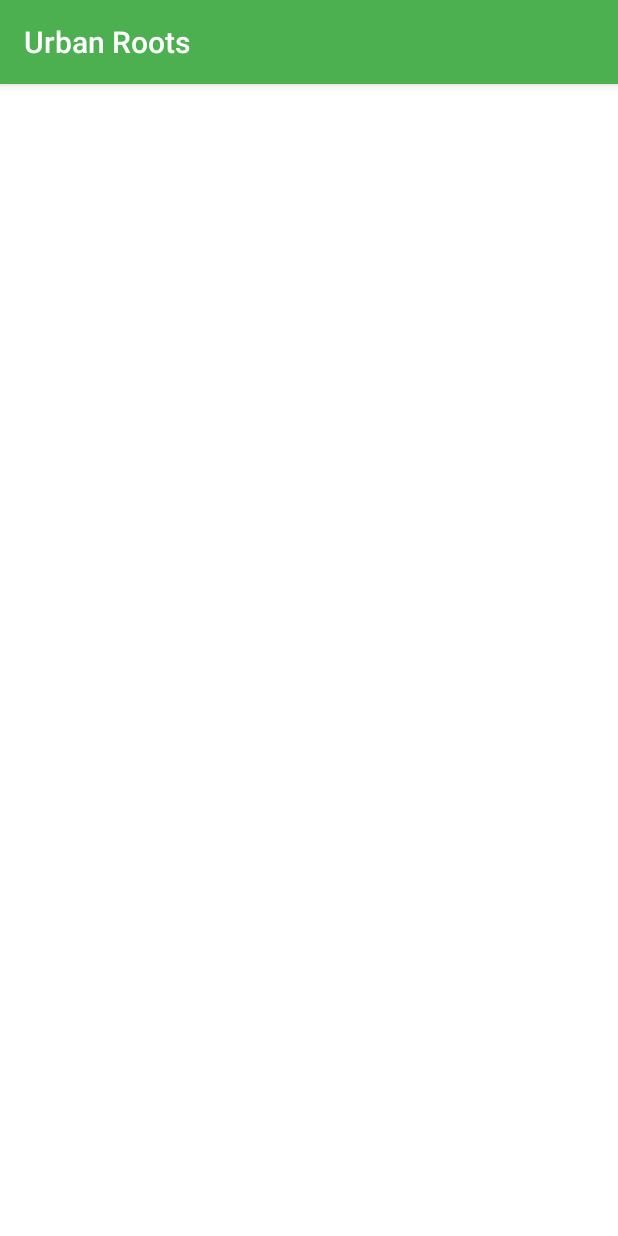
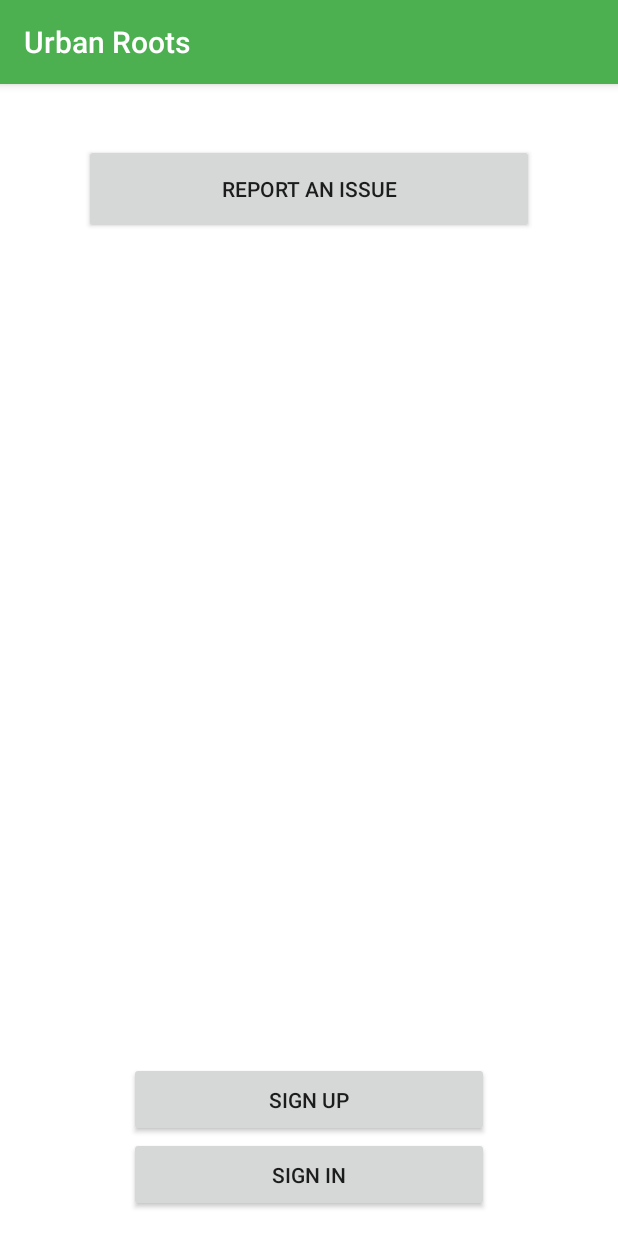
Before and after one commit to Glasgow2015/team-2, an Android app: the screen it shows after launch (LoginScreen), on a phone screen of 412 x 824 dp. Run offline under Robolectric (Android 15) with nearby library versions, the phone set to English and light mode, and no system bars.

Commit message:
New issue report

```diff
--- a/mobileapp/app/build.gradle
+++ b/mobileapp/app/build.gradle
@@ -24,4 +24,5 @@ dependencies {
     testCompile 'junit:junit:4.12'
     compile 'com.android.support:appcompat-v7:23.0.1'
     compile 'com.android.support:design:23.0.1'
+    compile 'com.mcxiaoke.volley:library:1.0.19'
 }
--- a/mobileapp/app/src/main/AndroidManifest.xml
+++ b/mobileapp/app/src/main/AndroidManifest.xml
@@ -1,6 +1,8 @@
 <?xml version="1.0" encoding="utf-8"?>
 <manifest xmlns:android="http://schemas.android.com/apk/res/android"
     package="uk.org.urbanroots.urbanroots" >
+
+    <uses-permission android:name="android.permission.INTERNET" />
 
     <application
         android:allowBackup="true"
@@ -8,13 +10,15 @@
         android:label="@string/app_name"
         android:supportsRtl="true"
         android:theme="@style/AppTheme" >
-        <activity android:name=".LoginScreen" >
+        <activity android:name="uk.org.urbanroots.activities.LoginScreen" >
             <intent-filter>
                 <action android:name="android.intent.action.MAIN" />
 
                 <category android:name="android.intent.category.LAUNCHER" />
             </intent-filter>
         </activity>
+        <activity android:name="uk.org.urbanroots.activities.ReportIssueActivity" >
+        </activity>
     </application>
 
 </manifest>
--- a/mobileapp/app/src/main/java/uk/org/urbanroots/urbanroots/LoginScreen.java
+++ b/mobileapp/app/src/main/java/uk/org/urbanroots/activities/LoginScreen.java
@@ -1,13 +1,17 @@
-package uk.org.urbanroots.urbanroots;
+package uk.org.urbanroots.activities;
 
+import android.content.Intent;
 import android.os.Bundle;
 import android.support.v7.app.AppCompatActivity;
+import android.util.Log;
 import android.view.Menu;
+import android.view.View;
 
+import uk.org.urbanroots.urbanroots.R;
 import uk.org.urbanroots.util.ToolbarVisualiser;
 
 public class LoginScreen extends AppCompatActivity {
-
+    public static final String LOG_TAG = "jpmorganchase";
     @Override
     protected void onCreate(Bundle savedInstanceState) {
         super.onCreate(savedInstanceState);
@@ -15,4 +19,9 @@ public class LoginScreen extends AppCompatActivity {
 
         ToolbarVisualiser.visualiseToolbar(this, "Urban Roots", false);
     }
+
+    public void reportProblem(View view) {
+        Intent intent = new Intent(this, ReportIssueActivity.class);
+        startActivity(intent);
+    }
 }
--- a/mobileapp/app/src/main/res/layout/activity_login_screen.xml
+++ b/mobileapp/app/src/main/res/layout/activity_login_screen.xml
@@ -1,11 +1,42 @@
 <?xml version="1.0" encoding="utf-8"?>
 <RelativeLayout xmlns:android="http://schemas.android.com/apk/res/android"
-    xmlns:tools="http://schemas.android.com/tools" android:layout_width="match_parent"
+    xmlns:tools="http://schemas.android.com/tools"
+    android:layout_width="match_parent"
     android:layout_height="match_parent"
-    tools:context="uk.org.urbanroots.urbanroots.LoginScreen">
+    tools:context="uk.org.urbanroots.activities.LoginScreen">
 
     <include
         android:id="@+id/app_bar"
         layout="@layout/app_bar" />
 
+    <Button
+        android:layout_gravity="center_horizontal"
+        android:layout_width="300dp"
+        android:layout_height="60dp"
+        android:text="@string/report_problem"
+        android:layout_marginTop="40dp"
+        android:id="@+id/b_report_issue"
+        android:layout_below="@+id/app_bar"
+        android:layout_centerHorizontal="true"
+        android:onClick="reportProblem"
+        />
+
+    <Button
+        android:layout_width="240dp"
+        android:layout_height="50dp"
+        android:text="@string/sign_up_text"
+        android:id="@+id/b_sign_up"
+        android:layout_above="@+id/b_sign_in"
+        android:layout_centerHorizontal="true" />
+
+    <Button
+        android:layout_width="240dp"
+        android:layout_height="50dp"
+        android:text="@string/sign_in_text"
+        android:id="@+id/b_sign_in"
+        android:layout_alignParentBottom="true"
+        android:layout_centerHorizontal="true"
+        android:layout_marginBottom="16dp"/>
+
+
 </RelativeLayout>
--- a/mobileapp/app/src/main/res/values-v21/styles.xml
+++ b/mobileapp/app/src/main/res/values-v21/styles.xml
@@ -3,4 +3,5 @@
     <style name="AppTheme" parent="AppTheme.Base">
         <item name="android:windowContentTransitions">true</item>
     </style>
+
 </resources>
--- a/mobileapp/app/src/main/res/values/colors.xml
+++ b/mobileapp/app/src/main/res/values/colors.xml
@@ -2,7 +2,7 @@
 <resources>
     <color name="colorPrimary">#4CAF50</color>
     <color name="colorPrimaryDark">#388E3C</color>
-    <color name="colorAccent">#CDDC39</color>
+    <color name="colorAccent">#795548</color>
     <color name="primaryText">#212121</color>
     <color name="secondaryText">#727272</color>
     <color name="divider">#B6B6B6</color>
--- a/mobileapp/app/src/main/res/values/strings.xml
+++ b/mobileapp/app/src/main/res/values/strings.xml
@@ -1,4 +1,12 @@
 <resources>
     <string name="app_name">Urban Roots</string>
     <string name="title_activity_login_screen">LoginScreen</string>
+    <string name="report_problem">Report an issue</string>
+    <string name="sign_up_text">Sign Up</string>
+    <string name="sign_in_text">Sign In</string>
+    <string name="problem_title">Title</string>
+    <string name="issue_description">Issue Description</string>
+    <string name="pick_location">Pick Location</string>
+    <string name="default_location_text">Torgglen</string>
+    <string name="send_report">Send Report</string>
 </resources>
--- a/mobileapp/app/src/main/res/values/styles.xml
+++ b/mobileapp/app/src/main/res/values/styles.xml
@@ -18,4 +18,7 @@
     <style name="AppTheme.AppBarOverlay" parent="ThemeOverlay.AppCompat.Dark.ActionBar" />
     <style name="AppTheme.PopupOverlay" parent="ThemeOverlay.AppCompat.Light" />
 
+    <style name="AppTheme.AccentButton" parent="Base.Widget.AppCompat.Button">
+        <item name="android:background">@color/colorAccent</item>
+    </style>
 </resources>
```
Also changed, not shown: mobileapp/app/src/main/java/uk/org/urbanroots/activities/ReportIssueActivity.java (added, +79 -0 lines), mobileapp/app/src/main/java/uk/org/urbanroots/models/IssueModel.java (added, +39 -0 lines), mobileapp/app/src/main/java/uk/org/urbanroots/network/Requests.java (added, +16 -0 lines), mobileapp/app/src/main/java/uk/org/urbanroots/network/SendDescriptionTask.java (added, +27 -0 lines), mobileapp/app/src/main/res/layout/activity_report_issue.xml (added, +56 -0 lines).
